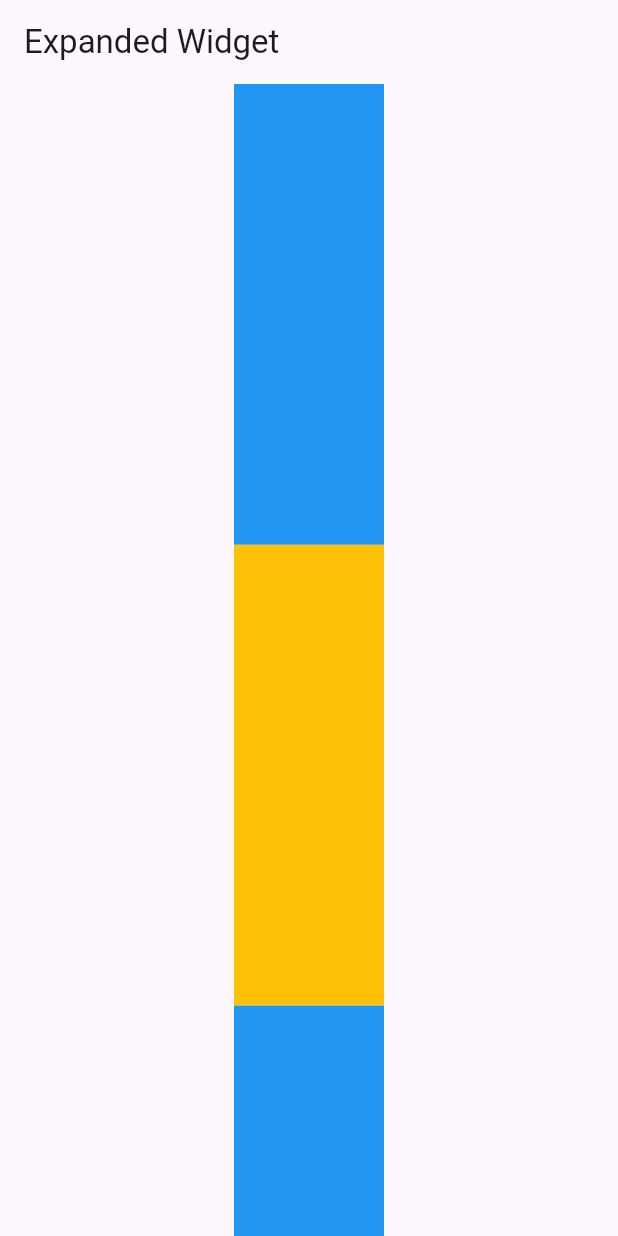
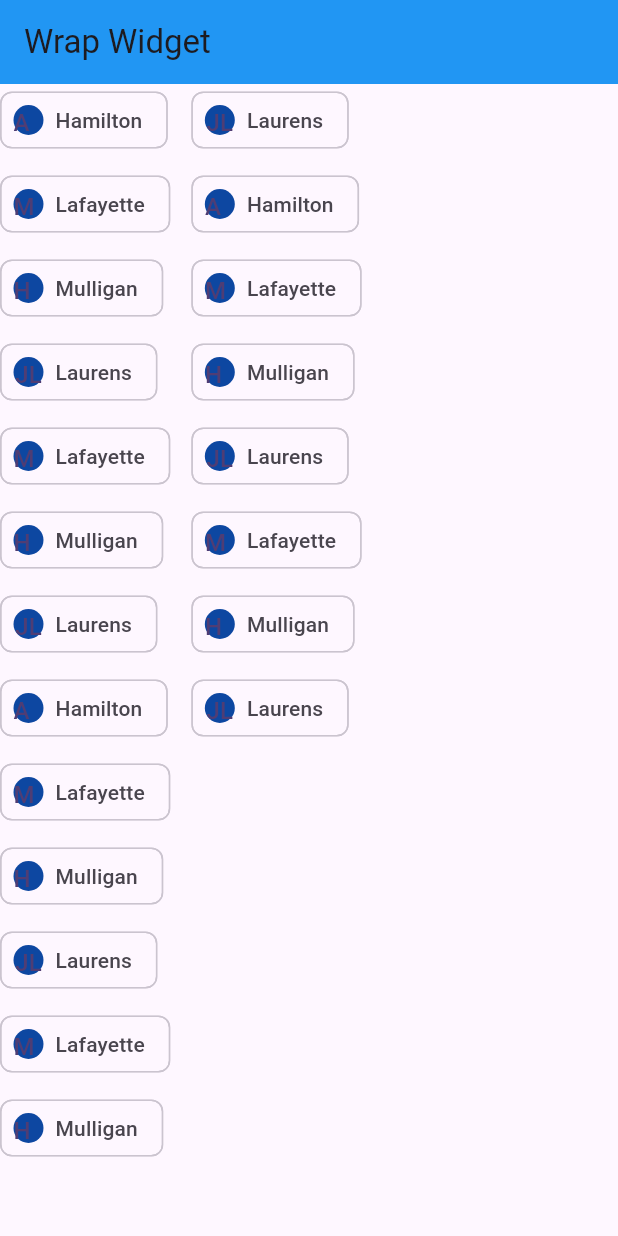
Before and after one commit to AzamHasnat/Widgets-of-the-Week, a Flutter app: the screen it shows after launch, on a phone screen of 412 x 824 dp. Run offline on Flutter 3.47's test engine with Material 3 defaults, Android fonts, the phone set to English and light mode, and no system bars.

Commit message:
Add new widget Wrap

```diff
--- /dev/null
+++ b/lib/Widgests of the week/wrap.dart
@@ -0,0 +1,149 @@
+import 'package:flutter/material.dart';
+
+class WrapWidget extends StatelessWidget {
+  const WrapWidget({super.key});
+
+  @override
+  Widget build(BuildContext context) {
+    return Scaffold(
+      appBar: AppBar(
+        title: Text("Wrap Widget"),
+        backgroundColor: Colors.blue,
+      ),
+      body: Wrap(
+        direction: Axis.vertical,// Axis.horizontal,
+        alignment: WrapAlignment.start,
+        spacing: 8.0, // gap between adjacent chips
+        runSpacing: 14.0, // gap between lines
+        children: [
+          Chip(
+            avatar: CircleAvatar(
+                backgroundColor: Colors.blue.shade900,
+                child: const Text('AH')),
+            label: const Text('Hamilton'),
+          ),
+          Chip(
+            avatar: CircleAvatar(
+                backgroundColor: Colors.blue.shade900,
+                child: const Text('ML')),
+            label: const Text('Lafayette'),
+          ),
+          Chip(
+            avatar: CircleAvatar(
+                backgroundColor: Colors.blue.shade900,
+                child: const Text('HM')),
+            label: const Text('Mulligan'),
+          ),
+          Chip(
+            avatar: CircleAvatar(
+                backgroundColor: Colors.blue.shade900,
+                child: const Text('JL')),
+            label: const Text('Laurens'),
+          ),
+          Chip(
+            avatar: CircleAvatar(
+                backgroundColor: Colors.blue.shade900,
+                child: const Text('ML')),
+            label: const Text('Lafayette'),
+          ),
+          Chip(
+            avatar: CircleAvatar(
+                backgroundColor: Colors.blue.shade900,
+                child: const Text('HM')),
+            label: const Text('Mulligan'),
+          ),
+          Chip(
+            avatar: CircleAvatar(
+                backgroundColor: Colors.blue.shade900,
+                child: const Text('JL')),
+            label: const Text('Laurens'),
+          ),
+           Chip(
+            avatar: CircleAvatar(
+                backgroundColor: Colors.blue.shade900,
+                child: const Text('AH')),
+            label: const Text('Hamilton'),
+          ),
+          Chip(
+            avatar: CircleAvatar(
+                backgroundColor: Colors.blue.shade900,
+                child: const Text('ML')),
+            label: const Text('Lafayette'),
+          ),
+          Chip(
+            avatar: CircleAvatar(
+                backgroundColor: Colors.blue.shade900,
+                child: const Text('HM')),
+            label: const Text('Mulligan'),
+          ),
+          Chip(
+            avatar: CircleAvatar(
+                backgroundColor: Colors.blue.shade900,
+                child: const Text('JL')),
+            label: const Text('Laurens'),
+          ),
+          Chip(
+            avatar: CircleAvatar(
+                backgroundColor: Colors.blue.shade900,
+                child: const Text('ML')),
+            label: const Text('Lafayette'),
+          ),
+          Chip(
+            avatar: CircleAvatar(
+                backgroundColor: Colors.blue.shade900,
+                child: const Text('HM')),
+            label: const Text('Mulligan'),
+          ),
+          Chip(
+            avatar: CircleAvatar(
+                backgroundColor: Colors.blue.shade900,
+                child: const Text('JL')),
+            label: const Text('Laurens'),
+          ),
+           Chip(
+            avatar: CircleAvatar(
+                backgroundColor: Colors.blue.shade900,
+                child: const Text('AH')),
+            label: const Text('Hamilton'),
+          ),
+          Chip(
+            avatar: CircleAvatar(
+                backgroundColor: Colors.blue.shade900,
+                child: const Text('ML')),
+            label: const Text('Lafayette'),
+          ),
+          Chip(
+            avatar: CircleAvatar(
+                backgroundColor: Colors.blue.shade900,
+                child: const Text('HM')),
+            label: const Text('Mulligan'),
+          ),
+          Chip(
+            avatar: CircleAvatar(
+                backgroundColor: Colors.blue.shade900,
+                child: const Text('JL')),
+            label: const Text('Laurens'),
+          ),
+          Chip(
+            avatar: CircleAvatar(
+                backgroundColor: Colors.blue.shade900,
+                child: const Text('ML')),
+            label: const Text('Lafayette'),
+          ),
+          Chip(
+            avatar: CircleAvatar(
+                backgroundColor: Colors.blue.shade900,
+                child: const Text('HM')),
+            label: const Text('Mulligan'),
+          ),
+          Chip(
+            avatar: CircleAvatar(
+                backgroundColor: Colors.blue.shade900,
+                child: const Text('JL')),
+            label: const Text('Laurens'),
+          ),
+        ],
+      ),
+    );
+  }
+}
--- a/lib/main.dart
+++ b/lib/main.dart
@@ -1,4 +1,5 @@
 import 'package:flutter/material.dart';
+import 'package:flutter_widgets_of_the_week/Widgests%20of%20the%20week/wrap.dart';
 
 import 'Widgests of the week/expanded.dart';
 import 'Widgests of the week/safe_area.dart';
@@ -19,7 +20,7 @@ class MyApp extends StatelessWidget {
         colorScheme: ColorScheme.fromSeed(seedColor: Colors.deepPurple),
         useMaterial3: true,
       ),
-      home: const ExpandedWidget(),
+      home: const WrapWidget(),
     );
   }
 }
```
Also changed, not shown: pubspec.lock.
